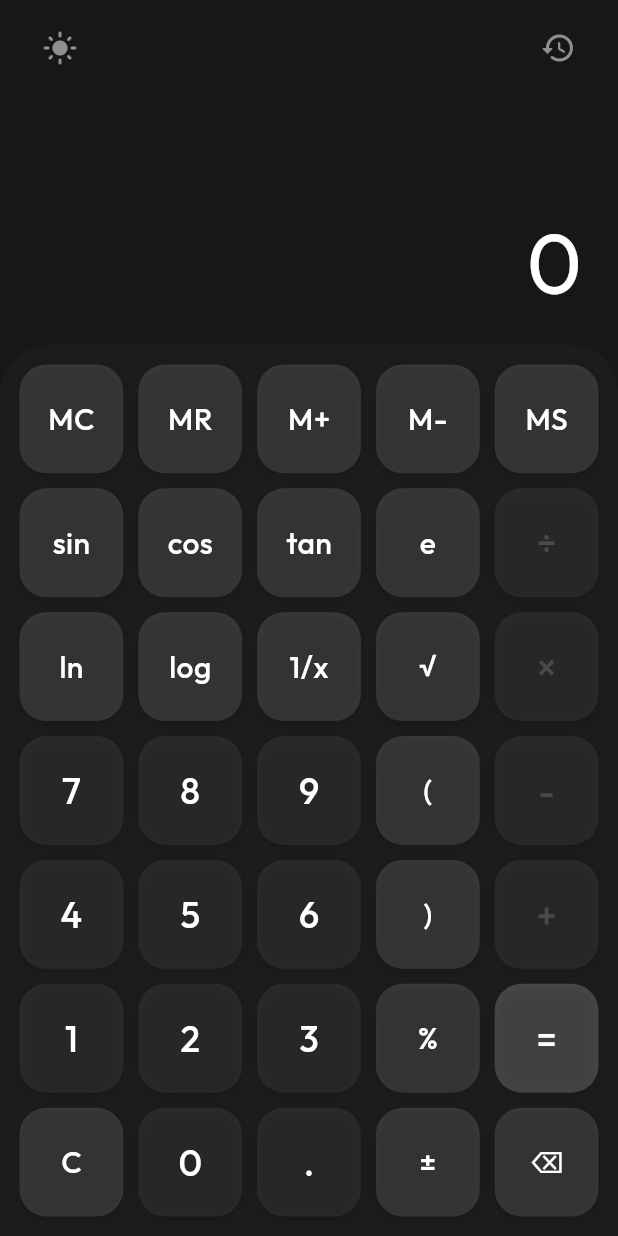
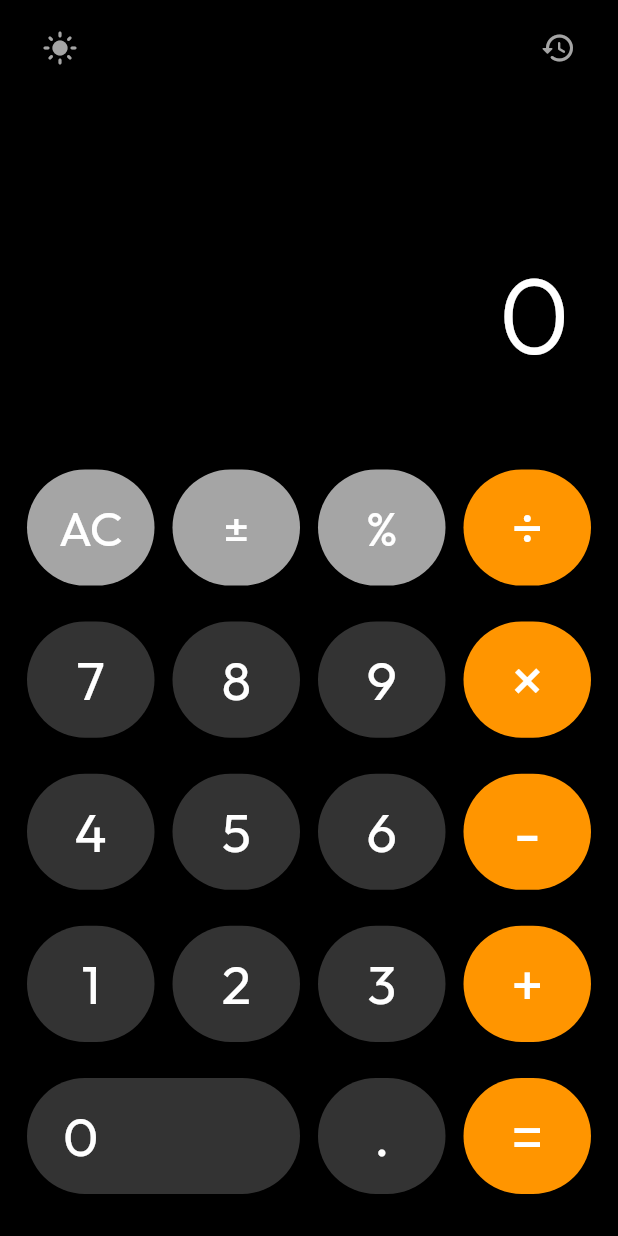
Before and after one commit to dhimanLove/Calculator, a Flutter app: the screen it shows after launch, on a phone screen of 412 x 824 dp. Run offline on Flutter 3.47's test engine with Material 3 defaults, Android fonts, the phone set to English and light mode, and no system bars; our stand-ins replace google_fonts, math_expressions.

Commit message:
feat: Add calculator UI, logic, and button components, introduce app color constants, and delete enhanced features markdown.

```diff
--- a/lib/core/constants/app_colors.dart
+++ b/lib/core/constants/app_colors.dart
@@ -1,38 +1,44 @@
 import 'package:flutter/material.dart';
 
 class AppColors {
-  // Dark Theme Colors (Premium Style)
-  static const Color darkBackground = Color(0xFF171717); // Deep dark grey/black
-  static const Color darkDisplayArea = Color(0xFF171717);
-  static const Color darkKeypadBackground =
-      Color(0xFF1C1C1C); // Slightly lighter for keypad area
-  static const Color darkButtonBackground =
-      Color(0xFF2C2C2C); // Standard button
-  static const Color darkButtonFunction = Color(0xFF3A3A3A); // Top rows
+  // Dark Theme Colors (iOS Calculator Style)
+  static const Color darkBackground = Color(0xFF000000); // Pure black like iOS
+  static const Color darkDisplayArea = Color(0xFF000000);
+  static const Color darkKeypadBackground = Color(0xFF000000);
+
+  // Button colors - iOS style
+  static const Color darkButtonNumber =
+      Color(0xFF333333); // Dark gray for numbers
+  static const Color darkButtonFunction =
+      Color(0xFFA5A5A5); // Light gray for functions (AC, ±, %)
   static const Color darkButtonOperator =
-      Color(0xFF2C2C2C); // Right column (blends in)
+      Color(0xFFFF9500); // Vibrant orange for operators
+
   static const Color darkTextPrimary = Color(0xFFFFFFFF);
-  static const Color darkTextSecondary = Color(0xFF8E8E93);
-  static const Color darkAccent =
-      Color(0xFF4A4A4A); // For active states or specific highlights
+  static const Color darkTextSecondary = Color(0xFFA5A5A5);
+  static const Color darkTextOperator =
+      Color(0xFFFFFFFF); // White text on orange
 
-  // Light Theme Colors (Premium Style)
-  static const Color lightBackground =
-      Color(0xFFF2F2F7); // iOS-like light background
-  static const Color lightDisplayArea = Color(0xFFF2F2F7);
-  static const Color lightKeypadBackground =
-      Color(0xFFFFFFFF); // White keypad background
-  static const Color lightButtonBackground =
-      Color(0xFFF2F2F7); // Light grey buttons
+  // Light Theme Colors (iOS Calculator Style)
+  static const Color lightBackground = Color(0xFFFFFFFF); // Pure white
+  static const Color lightDisplayArea = Color(0xFFFFFFFF);
+  static const Color lightKeypadBackground = Color(0xFFFFFFFF);
+
+  // Button colors - iOS light style
+  static const Color lightButtonNumber =
+      Color(0xFFE0E0E0); // Light gray for numbers
   static const Color lightButtonFunction =
-      Color(0xFFE5E5EA); // Slightly darker for functions
-  static const Color lightButtonOperator = Color(0xFFF2F2F7);
+      Color(0xFFD4D4D2); // Slightly darker gray for functions
+  static const Color lightButtonOperator =
+      Color(0xFFFF9500); // Same vibrant orange
+
   static const Color lightTextPrimary = Color(0xFF000000);
-  static const Color lightTextSecondary = Color(0xFF8E8E93);
-  static const Color lightAccent =
-      Color(0xFF007AFF); // Blue accent if needed, or keep neutral
+  static const Color lightTextSecondary = Color(0xFF666666);
+  static const Color lightTextOperator =
+      Color(0xFFFFFFFF); // White text on orange
 
   // Common
-  static const Color operatorTextColor =
-      Color(0xFF000000); // Will adjust dynamically
+  static const Color operatorOrange = Color(0xFFFF9500); // iOS orange
+  static const Color operatorPressed =
+      Color(0xFFFFB143); // Lighter orange when pressed
 }
--- a/lib/features/calculator/presentation/manager/calculator_controller.dart
+++ b/lib/features/calculator/presentation/manager/calculator_controller.dart
@@ -26,20 +26,10 @@ class CalculatorController extends ChangeNotifier {
   }
 
   void onButtonPressed(String buttonText) {
-    if (buttonText == 'C') {
+    if (buttonText == 'AC') {
+      // iOS-style AC - just clears current input
       _userQuestion = '';
       _userAnswer = '';
-    } else if (buttonText == 'AC') {
-      _userQuestion = '';
-      _userAnswer = '';
-      _history.clear();
-      _memory = 0.0;
-    } else if (buttonText == 'CE') {
-      _userQuestion = '';
-    } else if (buttonText == '⌫') {
-      if (_userQuestion.isNotEmpty) {
-        _userQuestion = _userQuestion.substring(0, _userQuestion.length - 1);
-      }
     } else if (buttonText == '±') {
       _toggleSign();
     } else if (buttonText == '=') {
@@ -49,38 +39,6 @@ class CalculatorController extends ChangeNotifier {
           _addToHistory(_userQuestion, _userAnswer);
         }
       }
-    } else if (buttonText == 'MC') {
-      _memory = 0.0;
-    } else if (buttonText == 'MR') {
-      _userQuestion += _formatResult(_memory);
-    } else if (buttonText == 'M+') {
-      _handleMemoryOperation((val) => _memory += val);
-    } else if (buttonText == 'M-') {
-      _handleMemoryOperation((val) => _memory -= val);
-    } else if (buttonText == 'MS') {
-      _handleMemoryOperation((val) => _memory = val);
-    } else if (buttonText == '1/x') {
-      _userQuestion = '1/($_userQuestion)';
-      // Auto calculate for immediate feedback style if preferred, or just build expression
-      // For now, let's build expression to be safe
-    } else if (buttonText == 'sin' ||
-        buttonText == 'cos' ||
-        buttonText == 'tan') {
-      _handleTrigFunction(buttonText);
-    } else if (buttonText == 'ln' || buttonText == 'log') {
-      _handleLogFunction(buttonText);
-    } else if (buttonText == '√') {
-      _userQuestion += '√(';
-    } else if (buttonText == 'x²') {
-      _userQuestion += '^2';
-    } else if (buttonText == 'xʸ') {
-      _userQuestion += '^';
-    } else if (buttonText == 'π') {
-      _userQuestion += 'π';
-    } else if (buttonText == 'e') {
-      _userQuestion += 'e';
-    } else if (buttonText == '!') {
-      _handleFactorial();
     } else {
       // If there's an answer and user starts typing a number, start fresh
       if (_userAnswer.isNotEmpty &&
--- a/lib/features/calculator/presentation/pages/calculator_screen.dart
+++ b/lib/features/calculator/presentation/pages/calculator_screen.dart
@@ -92,7 +92,7 @@ class CalculatorScreen extends StatelessWidget {
         isDark ? AppColors.darkTextSecondary : AppColors.lightTextSecondary;
 
     return Container(
-      padding: const EdgeInsets.symmetric(horizontal: 24, vertical: 16),
+      padding: const EdgeInsets.symmetric(horizontal: 32, vertical: 24),
       alignment: Alignment.bottomRight,
       child: Column(
         mainAxisAlignment: MainAxisAlignment.end,
@@ -105,14 +105,14 @@ class CalculatorScreen extends StatelessWidget {
             child: Text(
               controller.userQuestion.isEmpty ? '' : controller.userQuestion,
               style: GoogleFonts.outfit(
-                fontSize: 32,
+                fontSize: 40,
                 color: expressionTextColor,
                 fontWeight: FontWeight.w300,
               ),
               textAlign: TextAlign.right,
             ),
           ),
-          const SizedBox(height: 8),
+          const SizedBox(height: 12),
           // Result
           SingleChildScrollView(
             scrollDirection: Axis.horizontal,
@@ -122,9 +122,9 @@ class CalculatorScreen extends StatelessWidget {
                   ? (controller.userQuestion.isEmpty ? '0' : '')
                   : controller.userAnswer,
               style: GoogleFonts.outfit(
-                fontSize: 56,
+                fontSize: 72,
                 color: displayTextColor,
-                fontWeight: FontWeight.w400,
+                fontWeight: FontWeight.w300,
               ),
               textAlign: TextAlign.right,
             ),
@@ -136,38 +136,39 @@ class CalculatorScreen extends StatelessWidget {
 
   Widget _buildKeypad(
       BuildContext context, CalculatorController controller, bool isDark) {
-    // 5-column Premium Layout
+    // iOS-style 4-column Layout
     final buttons = [
-      ['MC', 'MR', 'M+', 'M-', 'MS'],
-      ['sin', 'cos', 'tan', 'e', '÷'],
-      ['ln', 'log', '1/x', '√', '×'],
-      ['7', '8', '9', '(', '-'],
-      ['4', '5', '6', ')', '+'],
-      ['1', '2', '3', '%', '='],
-      ['C', '0', '.', '±', '⌫'],
+      ['AC', '±', '%', '÷'],
+      ['7', '8', '9', '×'],
+      ['4', '5', '6', '-'],
+      ['1', '2', '3', '+'],
+      ['0', '.', '='], // Special row with 0 spanning 2 columns
     ];
 
     return Container(
-      padding: const EdgeInsets.all(8),
+      padding: const EdgeInsets.symmetric(horizontal: 12, vertical: 16),
       decoration: BoxDecoration(
         color: isDark
             ? AppColors.darkKeypadBackground
             : AppColors.lightKeypadBackground,
-        borderRadius: const BorderRadius.only(
-          topLeft: Radius.circular(32),
-          topRight: Radius.circular(32),
-        ),
       ),
       child: Column(
         children: buttons.asMap().entries.map((entry) {
+          final rowIndex = entry.key;
           final row = entry.value;
+
           return Expanded(
-            child: Row(
-              children: row.map((buttonText) {
-                return Expanded(
-                  child: _buildButton(context, buttonText, controller, isDark),
-                );
-              }).toList(),
+            child: Padding(
+              padding: const EdgeInsets.symmetric(vertical: 6),
+              child: Row(
+                children: _buildRowButtons(
+                  context,
+                  row,
+                  controller,
+                  isDark,
+                  isLastRow: rowIndex == buttons.length - 1,
+                ),
+              ),
             ),
           );
         }).toList(),
@@ -175,58 +176,72 @@ class CalculatorScreen extends StatelessWidget {
     );
   }
 
-  Widget _buildButton(BuildContext context, String buttonText,
-      CalculatorController controller, bool isDark) {
+  List<Widget> _buildRowButtons(
+    BuildContext context,
+    List<String> row,
+    CalculatorController controller,
+    bool isDark, {
+    bool isLastRow = false,
+  }) {
+    List<Widget> buttons = [];
+
+    for (int i = 0; i < row.length; i++) {
+      final buttonText = row[i];
+
+      // Special handling for "0" button - spans 2 columns
+      if (buttonText == '0' && isLastRow) {
+        buttons.add(
+          Expanded(
+            flex: 2,
+            child: _buildButton(context, buttonText, controller, isDark,
+                isWide: true),
+          ),
+        );
+      } else {
+        buttons.add(
+          Expanded(
+            child: _buildButton(context, buttonText, controller, isDark),
+          ),
+        );
+      }
+    }
+
+    return buttons;
+  }
+
+  Widget _buildButton(
+    BuildContext context,
+    String buttonText,
+    CalculatorController controller,
+    bool isDark, {
+    bool isWide = false,
+  }) {
     Color bgColor;
     Color txtColor;
-    double fontSize = 24;
+    double fontSize = 36;
 
-    // Determine colors based on type
+    // Determine colors based on button type - iOS style
     bool isOperator = ['÷', '×', '-', '+', '='].contains(buttonText);
-    bool isFunction = [
-      'C',
-      '⌫',
-      '±',
-      '%',
-      '(',
-      ')',
-      '√',
-      '1/x',
-      'MC',
-      'MR',
-      'M+',
-      'M-',
-      'MS',
-      'sin',
-      'cos',
-      'tan',
-      'ln',
-      'log',
-      'e',
-      'π',
-      '^',
-      '!'
-    ].contains(buttonText);
+    bool isFunction = ['AC', '±', '%'].contains(buttonText);
 
     if (isOperator) {
+      // Operators get vibrant orange background with white text
       bgColor =
           isDark ? AppColors.darkButtonOperator : AppColors.lightButtonOperator;
-      txtColor = AppColors.darkAccent; // Use accent color for operators
-      if (buttonText == '=') {
-        bgColor = AppColors.darkAccent;
-        txtColor = Colors.white;
-      }
+      txtColor =
+          isDark ? AppColors.darkTextOperator : AppColors.lightTextOperator;
+      fontSize = 40; // Slightly larger for operators
     } else if (isFunction) {
+      // Functions (AC, ±, %) get light gray background
       bgColor =
           isDark ? AppColors.darkButtonFunction : AppColors.lightButtonFunction;
       txtColor =
           isDark ? AppColors.darkTextPrimary : AppColors.lightTextPrimary;
-      fontSize = 20; // Smaller font for functions
+      fontSize = 32;
     } else {
-      // Numbers
-      bgColor = isDark
-          ? AppColors.darkButtonBackground
-          : AppColors.lightButtonBackground;
+      // Numbers and decimal point get dark gray (dark mode) or light gray (light mode)
+      bgColor =
+          isDark ? AppColors.darkButtonNumber : AppColors.lightButtonNumber;
       txtColor =
           isDark ? AppColors.darkTextPrimary : AppColors.lightTextPrimary;
     }
@@ -235,8 +250,9 @@ class CalculatorScreen extends StatelessWidget {
       text: buttonText,
       backgroundColor: bgColor,
       textColor: txtColor,
-      isCompact: true,
+      isCompact: false,
       fontSize: fontSize,
+      isWide: isWide,
       onPressed: () {
         controller.onButtonPressed(buttonText);
       },
--- a/lib/features/calculator/presentation/widgets/calculator_button.dart
+++ b/lib/features/calculator/presentation/widgets/calculator_button.dart
@@ -8,6 +8,7 @@ class CalculatorButton extends StatelessWidget {
   final VoidCallback onPressed;
   final bool isCompact;
   final double? fontSize;
+  final bool isWide;
 
   const CalculatorButton({
     super.key,
@@ -17,41 +18,46 @@ class CalculatorButton extends StatelessWidget {
     required this.onPressed,
     this.isCompact = false,
     this.fontSize,
+    this.isWide = false,
   });
 
   @override
   Widget build(BuildContext context) {
+    final buttonRadius = isCompact ? 18.0 : 40.0;
+    final buttonPadding = isCompact ? 5.0 : 6.0;
+
     return Padding(
-      padding: EdgeInsets.all(isCompact ? 5.0 : 8.0),
+      padding: EdgeInsets.all(buttonPadding),
       child: Material(
         color: backgroundColor,
-        borderRadius: BorderRadius.circular(isCompact ? 18 : 28),
+        borderRadius: BorderRadius.circular(buttonRadius),
         elevation: 0,
         child: InkWell(
           onTap: onPressed,
-          borderRadius: BorderRadius.circular(isCompact ? 18 : 28),
+          borderRadius: BorderRadius.circular(buttonRadius),
           splashColor: Colors.white.withValues(alpha: 0.15),
           highlightColor: Colors.white.withValues(alpha: 0.08),
           child: Container(
+            height: isCompact ? null : 80,
             decoration: BoxDecoration(
-              borderRadius: BorderRadius.circular(isCompact ? 18 : 28),
-              boxShadow: [
-                BoxShadow(
-                  color: Colors.black.withValues(alpha: 0.12),
-                  offset: const Offset(0, 2),
-                  blurRadius: 6,
-                  spreadRadius: 0,
-                ),
-              ],
+              borderRadius: BorderRadius.circular(buttonRadius),
             ),
             child: Center(
-              child: Text(
-                text,
-                style: GoogleFonts.outfit(
-                  color: textColor,
-                  fontSize: fontSize ?? (isCompact ? 22 : 32),
-                  fontWeight: FontWeight.w500,
-                  letterSpacing: 0.3,
+              child: Padding(
+                padding: isWide
+                    ? const EdgeInsets.only(left: 24.0)
+                    : EdgeInsets.zero,
+                child: Align(
+                  alignment: isWide ? Alignment.centerLeft : Alignment.center,
+                  child: Text(
+                    text,
+                    style: GoogleFonts.outfit(
+                      color: textColor,
+                      fontSize: fontSize ?? (isCompact ? 22 : 36),
+                      fontWeight: FontWeight.w400,
+                      letterSpacing: 0,
+                    ),
+                  ),
                 ),
               ),
             ),
```
Also changed, not shown: 1 other file.
